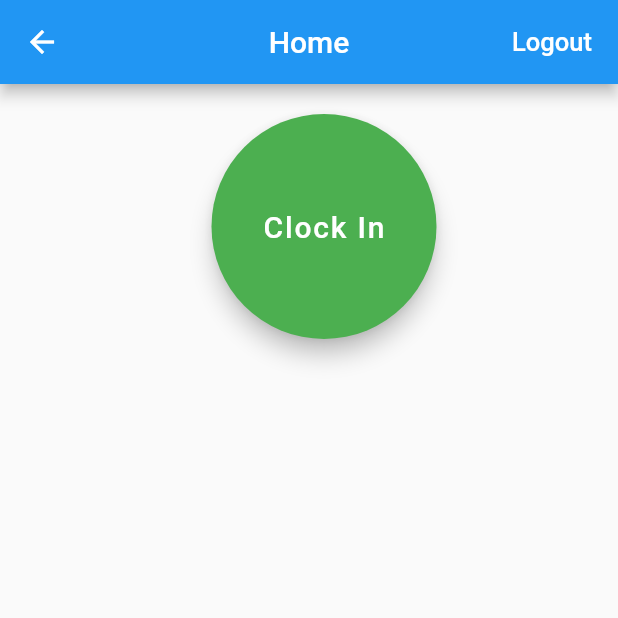
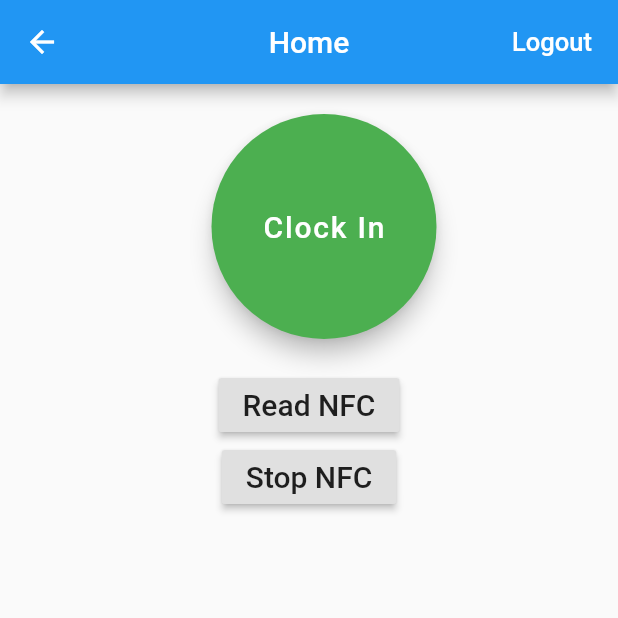
Before and after one commit to leoshum/Strivright, a Flutter app: the HomePage screen opened by its route, on a phone screen of 412 x 824 dp, the top half of it. Run offline on Flutter 3.47's test engine with Material 2 defaults, Android fonts, the phone set to English and light mode, and no system bars; our stand-ins replace cloud_firestore, firebase_auth, firebase_storage, location, rxdart; missing offline and left inert: flutter_nfc_reader; accounts and stored records are empty.

Commit message:
read nfc

```diff
--- a/lib/screens/home/home.screen.dart
+++ b/lib/screens/home/home.screen.dart
@@ -6,6 +6,7 @@ import 'package:flutter_demo/common/widgets/dialogs.widget.dart';
 import 'package:firebase_auth/firebase_auth.dart';
 import 'package:flutter/material.dart';
 import 'package:rxdart/rxdart.dart';
+import 'package:flutter_nfc_reader/flutter_nfc_reader.dart';
 
 class HomePage extends StatefulWidget {
   @override
@@ -37,6 +38,52 @@ class _HomePageState extends State<HomePage> {
       });
     });
     super.initState();
+  }
+
+  NfcData _nfcData;
+  Future<void> startNFC() async {
+    NfcData response;
+    setState(() {
+      _nfcData = NfcData();
+      _nfcData.status = NFCStatus.reading;
+    });
+
+    print('NFC: Scan started');
+
+    try {
+      print('NFC: Scan readed NFC tag');
+      response = await FlutterNfcReader.read();
+    } catch (e) {
+      print(e);
+      print('NFC: Scan stopped exception');
+    }
+    setState(() {
+      _nfcData = response;
+    });
+    print('NFC data $_nfcData');
+  }
+
+  Future<void> stopNFC() async {
+    NfcData response;
+
+    try {
+      print('NFC: Stop scan by user');
+      response = await FlutterNfcReader.stop();
+    } catch (e) {
+      print('NFC: Stop scan exception');
+      response = NfcData(
+        id: '',
+        content: '',
+        error: 'NFC scan stop exception',
+        statusMapper: '',
+      );
+      response.status = NFCStatus.error;
+    }
+
+    setState(() {
+      _nfcData = response;
+    });
+    print('NFC data $_nfcData');
   }
 
   @override
@@ -136,6 +183,26 @@ class _HomePageState extends State<HomePage> {
                           )),
                     ],
                   ),
+                  RaisedButton(
+                    child: Text(
+                      "Read NFC",
+                      style: (TextStyle(fontSize: 20.0)),
+                    ),
+                    onPressed: () {
+                      startNFC();
+                    },
+                  ),
+                  RaisedButton(
+                      child: Text(
+                        "Stop NFC",
+                        style: (TextStyle(fontSize: 20.0)),
+                      ),
+                      onPressed: () {
+                        stopNFC();
+                      }),
+                      Text(_nfcData?.content ?? ''),
+                      Text(_nfcData?.error ?? ''),
+                        Text(_nfcData?.statusMapper ?? ''),
                   clockInTime.length > 0
                       ? Padding(
                           padding: const EdgeInsets.all(20.0),
--- a/pubspec.yaml
+++ b/pubspec.yaml
@@ -17,6 +17,10 @@ environment:
   sdk: ">=2.1.0 <3.0.0"
 
 dependencies:
+  flutter_nfc_reader:
+    git:
+      url: git://github.com/matteocrippa/flutter-nfc-reader.git
+      ref: master
   flutter:
     sdk: flutter
 
```
Also changed, not shown: pubspec.lock, 3 other files.
